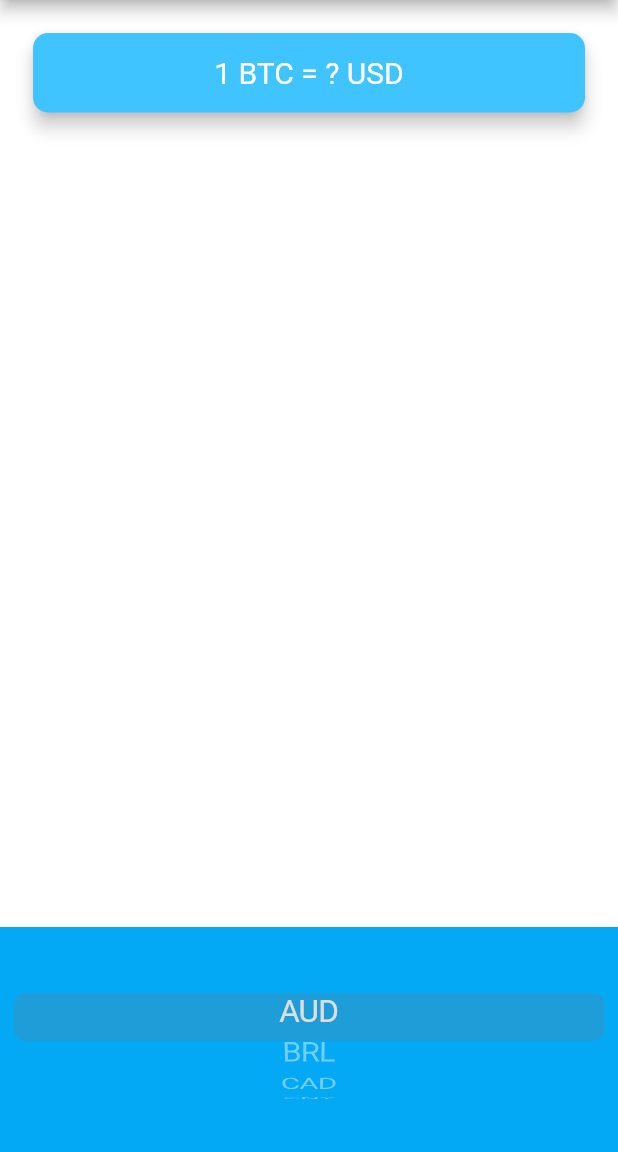
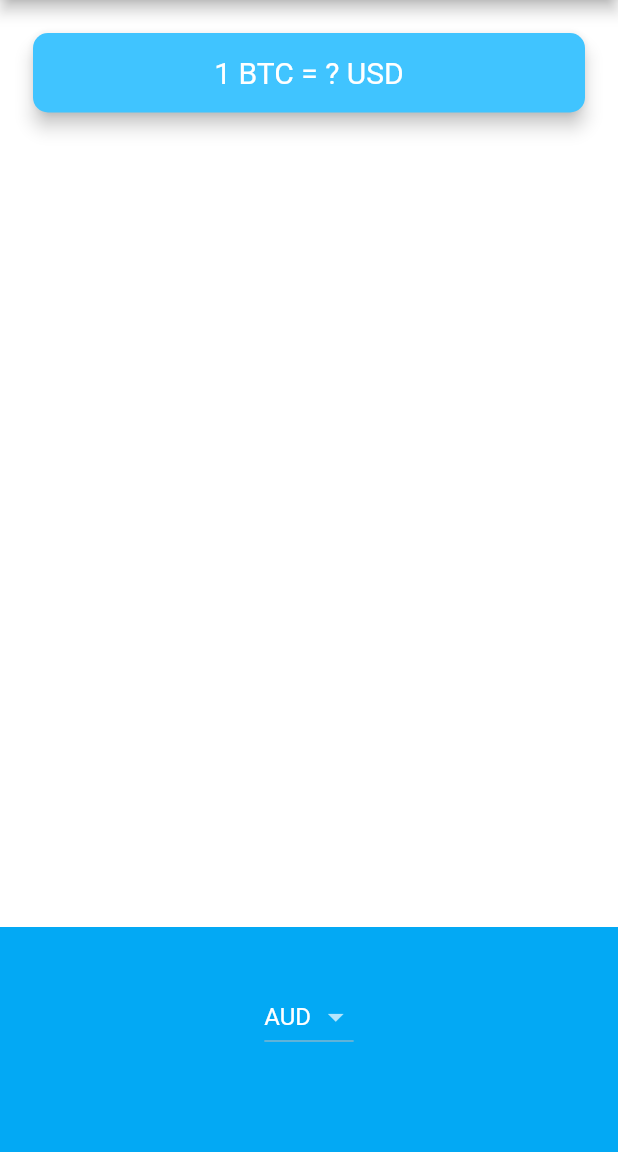
Before and after one commit to ephirae/Bitcoin-Ticker, a Flutter app: the screen it shows after launch, on a phone screen of 412 x 824 dp, the part 84-1236 px from its top. Run offline on Flutter 3.47's test engine with Material 2 defaults, Android fonts, the phone set to English and light mode, and no system bars.

Commit message:
refactored code

```diff
--- a/lib/price_screen.dart
+++ b/lib/price_screen.dart
@@ -1,8 +1,7 @@
 import 'package:flutter/material.dart';
 import 'coin_data.dart';
 import 'package:flutter/cupertino.dart';
-
-import 'coin_data.dart';
+import 'dart:io' show Platform;
 
 class PriceScreen extends StatefulWidget {
   @override
@@ -12,7 +11,24 @@ class PriceScreen extends StatefulWidget {
 class _PriceScreenState extends State<PriceScreen> {
   String selectedCurrency = currenciesList[0];
 
-  List<DropdownMenuItem<String>> generateCurrency() {
+  CupertinoPicker iOSPicker() {
+    List<Text> currencyItems = new List<Text>();
+
+    currenciesList.forEach((element) {
+      currencyItems.add(Text(element));
+    });
+
+    return CupertinoPicker(
+      backgroundColor: Colors.lightBlue,
+      itemExtent: 32,
+      onSelectedItemChanged: (selectedCurrency) {
+        print(selectedCurrency);
+      },
+      children: currencyItems,
+    );
+  }
+
+  DropdownButton<String> androidDropdown() {
     List<DropdownMenuItem<String>> currencyDropDown =
         new List<DropdownMenuItem<String>>();
 
@@ -23,17 +39,15 @@ class _PriceScreenState extends State<PriceScreen> {
       ));
     });
 
-    return currencyDropDown;
-  }
-
-  List<Widget> getPickerItems() {
-    List<Text> currencyItems = new List<Text>();
-
-    currenciesList.forEach((element) {
-      currencyItems.add(Text(element));
-    });
-
-    return currencyItems;
+    return DropdownButton<String>(
+      value: selectedCurrency,
+      items: currencyDropDown,
+      onChanged: (value) {
+        setState(() {
+          selectedCurrency = value;
+        });
+      },
+    );
   }
 
   @override
@@ -68,31 +82,13 @@ class _PriceScreenState extends State<PriceScreen> {
             ),
           ),
           Container(
-            height: 150.0,
-            alignment: Alignment.center,
-            padding: EdgeInsets.only(bottom: 30.0),
-            color: Colors.lightBlue,
-            child: CupertinoPicker(
-              backgroundColor: Colors.lightBlue,
-              itemExtent: 32,
-              onSelectedItemChanged: (selectedCurrency) {
-                print(selectedCurrency);
-              },
-              children: getPickerItems(),
-            ),
-          ),
+              height: 150.0,
+              alignment: Alignment.center,
+              padding: EdgeInsets.only(bottom: 30.0),
+              color: Colors.lightBlue,
+              child: Platform.isIOS ? iOSPicker() : androidDropdown()),
         ],
       ),
     );
   }
 }
-
-//DropdownButton<String>(
-//value: selectedCurrency,
-//items: generateCurrency(),
-//onChanged: (value) {
-//setState(() {
-//selectedCurrency = value;
-//});
-//},
-//),
```
